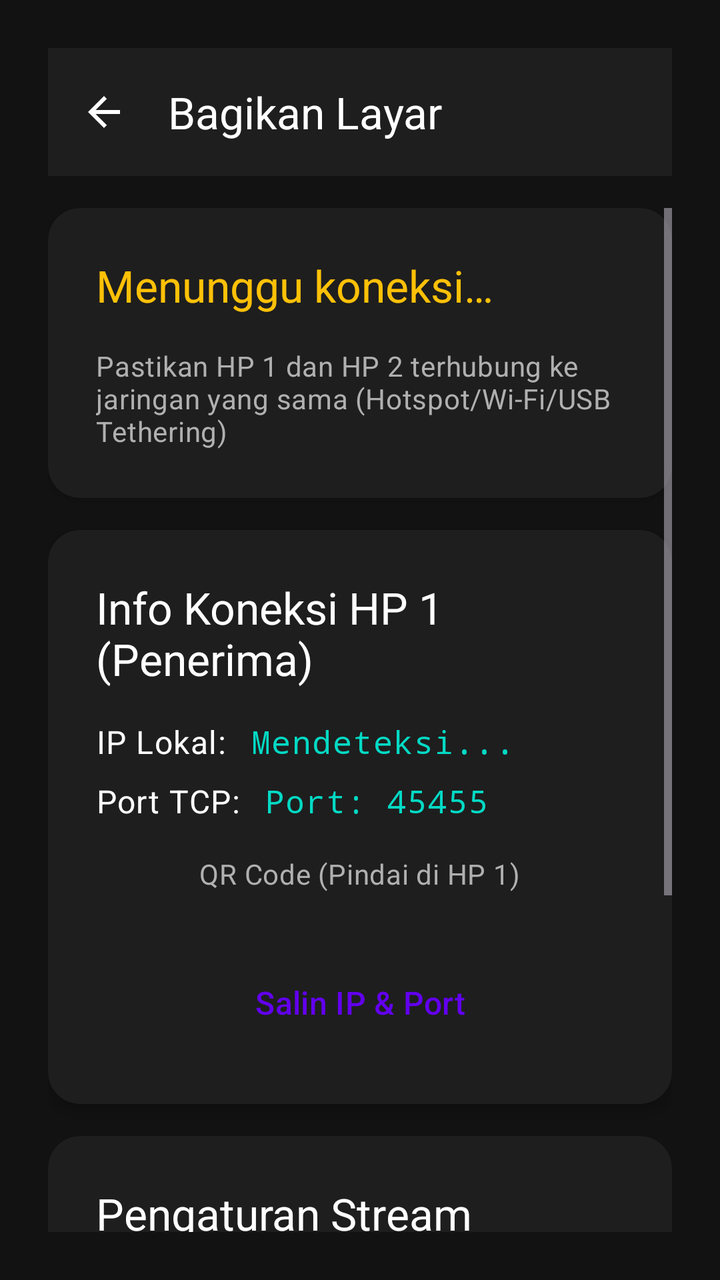
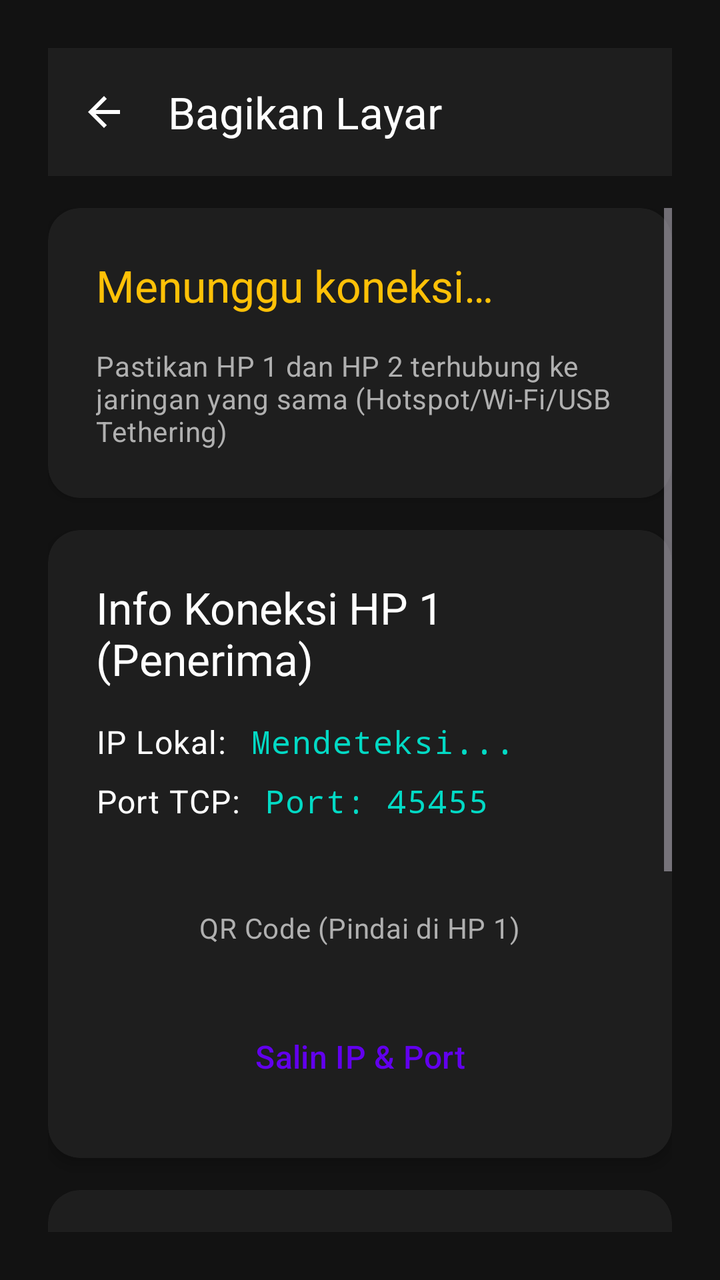

Screens rendered from an Android XML layout before and after an edit, with the pre-edit source and the edit as a unified diff.
<!-- AndroidManifest.xml: activity theme Theme.CosmicLiveStudio.NoActionBar -->
<!-- res/layout/activity_sender.xml -->
<?xml version="1.0" encoding="utf-8"?>
<androidx.constraintlayout.widget.ConstraintLayout
    xmlns:android="http://schemas.android.com/apk/res/android"
    xmlns:app="http://schemas.android.com/apk/res-auto"
    android:layout_width="match_parent"
    android:layout_height="match_parent"
    android:background="@color/dark_bg"
    android:padding="24dp">

    
    <androidx.appcompat.widget.Toolbar
        android:id="@+id/toolbar"
        android:layout_width="0dp"
        android:layout_height="?attr/actionBarSize"
        android:background="@color/dark_surface"
        app:layout_constraintTop_toTopOf="parent"
        app:layout_constraintStart_toStartOf="parent"
        app:layout_constraintEnd_toEndOf="parent"
        app:title="@string/mode_sender"
        app:titleTextColor="@color/text_primary"
        app:navigationIcon="@drawable/ic_arrow_back"
        app:navigationContentDescription="@string/btn_disconnect" />

    
    <ScrollView
        android:layout_width="0dp"
        android:layout_height="0dp"
        app:layout_constraintTop_toBottomOf="@id/toolbar"
        app:layout_constraintBottom_toBottomOf="parent"
        app:layout_constraintStart_toStartOf="parent"
        app:layout_constraintEnd_toEndOf="parent"
        android:layout_marginTop="16dp"
        android:fillViewport="true">

        <LinearLayout
            android:layout_width="match_parent"
            android:layout_height="wrap_content"
            android:orientation="vertical"
            android:paddingBottom="32dp">

            
            <androidx.cardview.widget.CardView
                android:layout_width="match_parent"
                android:layout_height="wrap_content"
                app:cardBackgroundColor="@color/dark_surface"
                app:cardCornerRadius="16dp"
                app:cardElevation="2dp">

                <LinearLayout
                    android:layout_width="match_parent"
                    android:layout_height="wrap_content"
                    android:orientation="vertical"
                    android:padding="24dp">

                    <TextView
                        android:id="@+id/tvSenderStatus"
                        android:layout_width="wrap_content"
                        android:layout_height="wrap_content"
                        android:text="@string/status_waiting"
                        android:textAppearance="@style/TextAppearance.CosmicLiveStudio.Title"
                        android:textColor="@color/status_connecting" />

                    <TextView
                        android:layout_width="wrap_content"
                        android:layout_height="wrap_content"
                        android:layout_marginTop="16dp"
                        android:text="Pastikan HP 1 dan HP 2 terhubung ke jaringan yang sama (Hotspot/Wi-Fi/USB Tethering)"
                        android:textAppearance="@style/TextAppearance.CosmicLiveStudio.BodySecondary" />
                </LinearLayout>
            </androidx.cardview.widget.CardView>

            
            <androidx.cardview.widget.CardView
                android:layout_width="match_parent"
                android:layout_height="wrap_content"
                android:layout_marginTop="16dp"
                app:cardBackgroundColor="@color/dark_surface"
                app:cardCornerRadius="16dp"
                app:cardElevation="4dp">

                <LinearLayout
                    android:layout_width="match_parent"
                    android:layout_height="wrap_content"
                    android:orientation="vertical"
                    android:padding="24dp"
                    android:gravity="center">

                    <TextView
                        android:layout_width="wrap_content"
                        android:layout_height="wrap_content"
                        android:text="@string/connection_info_title"
                        android:textAppearance="@style/TextAppearance.CosmicLiveStudio.Title" />

                    
                    <LinearLayout
                        android:layout_width="match_parent"
                        android:layout_height="wrap_content"
                        android:layout_marginTop="16dp"
                        android:orientation="horizontal"
                        android:gravity="center_vertical">

                        <TextView
                            android:layout_width="wrap_content"
                            android:layout_height="wrap_content"
                            android:layout_marginEnd="12dp"
                            android:text="@string/ip_local_label"
                            android:textAppearance="@style/TextAppearance.CosmicLiveStudio.Body" />

                        <TextView
                            android:id="@+id/tvLocalIp"
                            android:layout_width="wrap_content"
                            android:layout_height="wrap_content"
                            android:text="Mendeteksi..."
                            android:textAppearance="@style/TextAppearance.CosmicLiveStudio.Body"
                            android:textColor="@color/secondary"
                            android:fontFamily="monospace" />
                    </LinearLayout>

                    
                    <LinearLayout
                        android:layout_width="match_parent"
                        android:layout_height="wrap_content"
                        android:layout_marginTop="8dp"
                        android:orientation="horizontal"
                        android:gravity="center_vertical">

                        <TextView
                            android:layout_width="wrap_content"
                            android:layout_height="wrap_content"
                            android:layout_marginEnd="12dp"
                            android:text="@string/tcp_port_label"
                            android:textAppearance="@style/TextAppearance.CosmicLiveStudio.Body" />

                        <TextView
                            android:id="@+id/tvPort"
                            android:layout_width="wrap_content"
                            android:layout_height="wrap_content"
                            android:text="Port: 45455"
                            android:textAppearance="@style/TextAppearance.CosmicLiveStudio.Body"
                            android:textColor="@color/secondary"
                            android:fontFamily="monospace" />
                    </LinearLayout>

                    
                    <LinearLayout
                        android:layout_width="match_parent"
                        android:layout_height="wrap_content"
                        android:layout_marginTop="16dp"
                        android:orientation="vertical"
                        android:gravity="center">

                        <TextView
                            android:layout_width="wrap_content"
                            android:layout_height="wrap_content"
                            android:layout_marginBottom="12dp"
                            android:text="@string/qr_code_label"
                            android:textAppearance="@style/TextAppearance.CosmicLiveStudio.BodySecondary" />

                        <ImageView
                            android:id="@+id/ivQrCode"
                            android:layout_width="280dp"
                            android:layout_height="280dp"
                            android:scaleType="fitCenter"
                            android:visibility="gone"
                            android:background="@color/dark_surface_variant"
                            android:padding="24dp" />
                    </LinearLayout>

                    
                    <LinearLayout
                        android:layout_width="match_parent"
                        android:layout_height="wrap_content"
                        android:layout_marginTop="16dp"
                        android:orientation="horizontal"
                        android:gravity="center">

                        <Button
                            android:id="@+id/btnCopyConnectionInfo"
                            android:layout_width="wrap_content"
                            android:layout_height="wrap_content"
                            android:text="@string/btn_copy_ip_port"
                            style="@style/Widget.CosmicLiveStudio.Button.Secondary" />
                    </LinearLayout>
                </LinearLayout>
            </androidx.cardview.widget.CardView>

            
            <androidx.cardview.widget.CardView
                android:layout_width="match_parent"
                android:layout_height="wrap_content"
                android:layout_marginTop="16dp"
                app:cardBackgroundColor="@color/dark_surface"
                app:cardCornerRadius="16dp"
                app:cardElevation="2dp">

                <LinearLayout
                    android:layout_width="match_parent"
                    android:layout_height="wrap_content"
                    android:orientation="vertical"
                    android:padding="24dp">

                    <TextView
                        android:layout_width="wrap_content"
                        android:layout_height="wrap_content"
                        android:layout_marginBottom="16dp"
                        android:text="Pengaturan Stream"
                        android:textAppearance="@style/TextAppearance.CosmicLiveStudio.Title" />

                    
                    <LinearLayout
                        android:layout_width="match_parent"
                        android:layout_height="wrap_content"
                        android:orientation="horizontal">

                        <TextView
                            android:layout_width="0dp"
                            android:layout_height="wrap_content"
                            android:layout_weight="1"
                            android:layout_marginEnd="16dp"
                            android:text="@string/resolution_label"
                            android:textAppearance="@style/TextAppearance.CosmicLiveStudio.Body" />

                        <androidx.appcompat.widget.AppCompatSpinner
                            android:id="@+id/spinnerResolution"
                            android:layout_width="0dp"
                            android:layout_height="wrap_content"
                            android:layout_weight="1"
                            android:background="@drawable/spinner_background"
                            android:padding="12dp" />
                    </LinearLayout>

                    
                    <LinearLayout
                        android:layout_width="match_parent"
                        android:layout_height="wrap_content"
                        android:layout_marginTop="16dp"
                        android:orientation="horizontal">

                        <TextView
                            android:layout_width="0dp"
                            android:layout_height="wrap_content"
                            android:layout_weight="1"
                            android:layout_marginEnd="16dp"
                            android:text="@string/fps_label"
                            android:textAppearance="@style/TextAppearance.CosmicLiveStudio.Body" />

                        <androidx.appcompat.widget.AppCompatSpinner
                            android:id="@+id/spinnerFps"
                            android:layout_width="0dp"
                            android:layout_height="wrap_content"
                            android:layout_weight="1"
                            android:background="@drawable/spinner_background"
                            android:padding="12dp" />
                    </LinearLayout>

                    
                    <LinearLayout
                        android:layout_width="match_parent"
                        android:layout_height="wrap_content"
                        android:layout_marginTop="16dp"
                        android:orientation="horizontal">

                        <TextView
                            android:layout_width="0dp"
                            android:layout_height="wrap_content"
                            android:layout_weight="1"
                            android:layout_marginEnd="16dp"
                            android:text="@string/bitrate_label"
                            android:textAppearance="@style/TextAppearance.CosmicLiveStudio.Body" />

                        <androidx.appcompat.widget.AppCompatSpinner
                            android:id="@+id/spinnerBitrate"
                            android:layout_width="0dp"
                            android:layout_height="wrap_content"
                            android:layout_weight="1"
                            android:background="@drawable/spinner_background"
                            android:padding="12dp" />
                    </LinearLayout>
                </LinearLayout>
            </androidx.cardview.widget.CardView>

            
            <Button
                android:id="@+id/btnToggleSharing"
                android:layout_width="match_parent"
                android:layout_height="wrap_content"
                android:layout_marginTop="16dp"
                android:text="@string/btn_start_sharing"
                style="@style/Widget.CosmicLiveStudio.Button.Primary" />
        </LinearLayout>
    </ScrollView>
</androidx.constraintlayout.widget.ConstraintLayout>
<!-- resources referenced by this layout -->
<resources>
  <color name="dark_bg">#FF121212</color>
  <color name="dark_surface">#FF1E1E1E</color>
  <color name="dark_surface_variant">#FF2C2C2C</color>
  <color name="secondary">#FF03DAC5</color>
  <color name="status_connecting">#FFFFC107</color>
  <color name="text_primary">#FFFFFFFF</color>
  <!-- drawable ic_arrow_back (drawable) -->
  <?xml version="1.0" encoding="utf-8"?>
  <vector xmlns:android="http://schemas.android.com/apk/res/android"
      android:width="24dp"
      android:height="24dp"
      android:viewportWidth="24"
      android:viewportHeight="24">
      <path
          android:fillColor="@color/text_primary"
          android:pathData="M20,11 H7.83 L13.42,5.41 L12,4 L4,12 L12,20 L13.42,18.59 L7.83,13 H20 V11 Z" />
  </vector>
  <string name="bitrate_label">Bitrate:</string>
  <string name="btn_copy_ip_port">Salin IP &amp; Port</string>
  <string name="btn_disconnect">Putuskan</string>
  <string name="btn_start_sharing">Mulai Bagikan Layar</string>
  <string name="connection_info_title">Info Koneksi HP 1 (Penerima)</string>
  <string name="fps_label">FPS:</string>
  <string name="ip_local_label">IP Lokal:</string>
  <string name="mode_sender">Bagikan Layar</string>
  <string name="qr_code_label">QR Code (Pindai di HP 1)</string>
  <string name="resolution_label">Resolusi:</string>
  <string name="status_waiting">Menunggu koneksi…</string>
  <string name="tcp_port_label">Port TCP:</string>
  <style name="TextAppearance.CosmicLiveStudio.Body" parent="TextAppearance.Material3.BodyLarge">
          <item name="android:textColor">@color/text_primary</item>
      </style>
  <style name="TextAppearance.CosmicLiveStudio.BodySecondary" parent="TextAppearance.Material3.BodyMedium">
          <item name="android:textColor">@color/text_secondary</item>
      </style>
  <style name="TextAppearance.CosmicLiveStudio.Title" parent="TextAppearance.Material3.TitleLarge">
          <item name="android:textColor">@color/text_primary</item>
      </style>
  <style name="Widget.CosmicLiveStudio.Button.Primary" parent="Widget.Material3.Button">
          <item name="backgroundTint">@color/btn_primary_bg</item>
          <item name="android:textColor">@color/btn_primary_text</item>
          <item name="cornerRadius">12dp</item>
          <item name="android:paddingVertical">16dp</item>
          <item name="android:paddingHorizontal">32dp</item>
          <item name="android:textSize">16sp</item>
          <item name="android:textStyle">bold</item>
      </style>
  <style name="Widget.CosmicLiveStudio.Button.Secondary" parent="Widget.Material3.Button.OutlinedButton">
          <item name="strokeColor">@color/primary</item>
          <item name="android:textColor">@color/primary</item>
          <item name="cornerRadius">12dp</item>
          <item name="android:paddingVertical">16dp</item>
          <item name="android:paddingHorizontal">32dp</item>
          <item name="android:textSize">16sp</item>
      </style>
  <style name="Theme.CosmicLiveStudio.NoActionBar" parent="Theme.CosmicLiveStudio">
          <item name="windowActionBar">false</item>
          <item name="windowNoTitle">true</item>
      </style>
  <color name="divider">#FF3A3A3A</color>
  <color name="text_secondary">#FFB0B0B0</color>
  <color name="btn_primary_bg">#FF6200EE</color>
  <color name="btn_primary_text">#FFFFFFFF</color>
  <color name="primary">#FF6200EE</color>
  <color name="primary_variant">#FF3700B3</color>
  <color name="on_primary">#FFFFFFFF</color>
  <color name="teal_700">#FF018786</color>
  <color name="on_secondary">#FF000000</color>
  <color name="on_surface">#FFFFFFFF</color>
  <color name="error">#FFCF6679</color>
  <color name="on_error">#FFFFFFFF</color>
  <!-- unchanged entries left out for length: 2 -->
</resources>

<!-- the commit's change to res/layout/activity_sender.xml (unified diff, before → after) -->
@@ -142,6 +142,15 @@
                     </LinearLayout>
 
                     
+                    <TextView
+                        android:id="@+id/tvNetworkInfo"
+                        android:layout_width="match_parent"
+                        android:layout_height="wrap_content"
+                        android:layout_marginTop="8dp"
+                        android:gravity="center"
+                        android:textAppearance="@style/TextAppearance.CosmicLiveStudio.BodySecondary" />
+
+                    
                     <LinearLayout
                         android:layout_width="match_parent"
                         android:layout_height="wrap_content"
